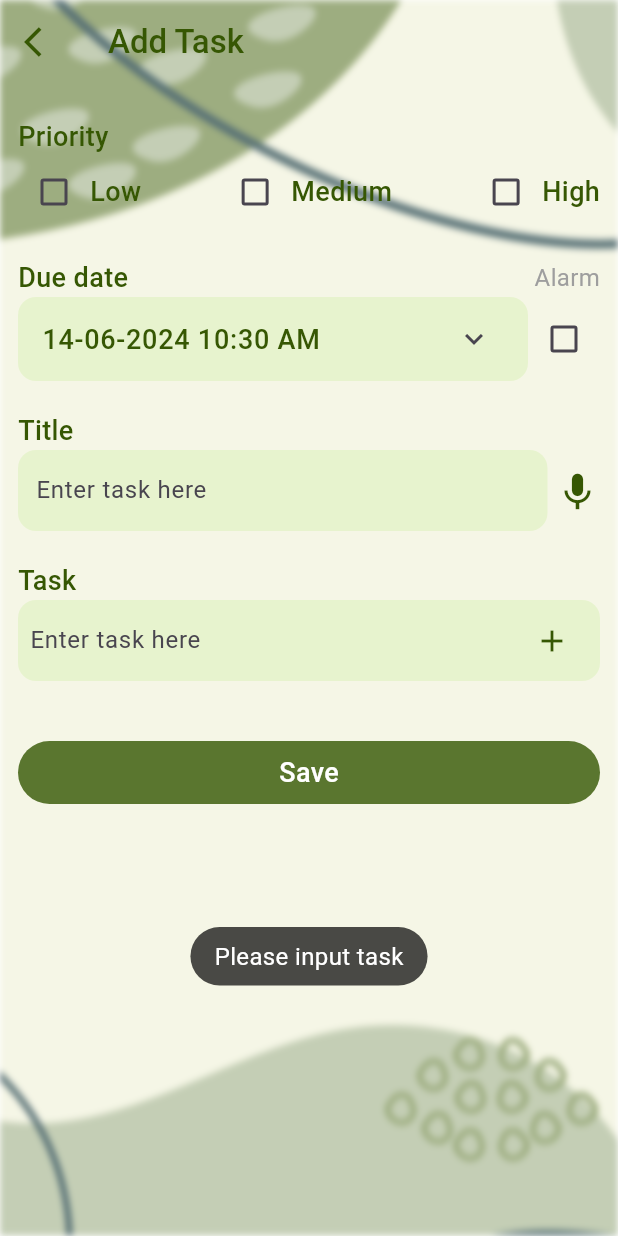
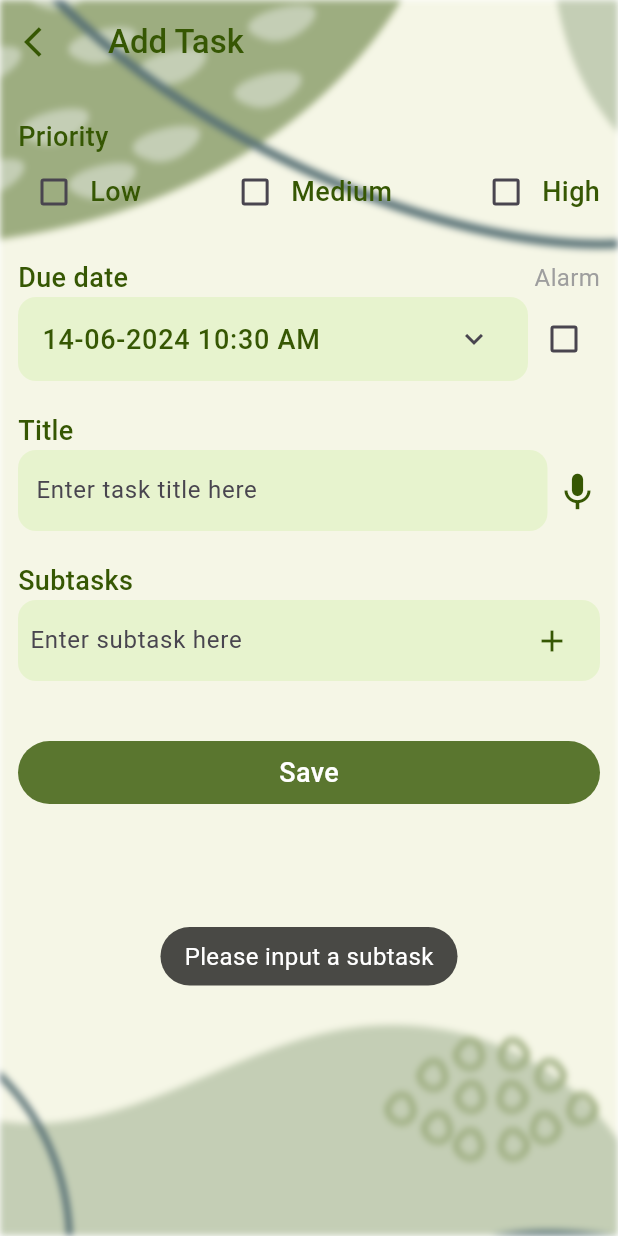
Before and after one commit to Theara-Mot/check-list, a Flutter app: the AddTask screen opened directly, after a tap on the "add" icon, on a phone screen of 412 x 824 dp. Run offline on Flutter 3.47's test engine with Material 3 defaults, Android fonts, the phone set to English and light mode, and no system bars; our stand-ins replace flutter_riverpod, google_fonts, hooks_riverpod, shared_preferences, speech_to_text; accounts and stored records are empty.

Commit message:
local storage

```diff
--- a/lib/screen/add_task.dart
+++ b/lib/screen/add_task.dart
@@ -1,5 +1,4 @@
 import 'dart:convert';
-
 import 'package:flutter/cupertino.dart';
 import 'package:flutter/material.dart';
 import 'package:intl/intl.dart';
@@ -28,8 +27,10 @@ class _AddTaskState extends State<AddTask> {
   bool _isListening = false;
   bool _isPermissionGranted = false;
   final List<Task> _taskList = [];
+  final List<SubTask> _subtasks = [];
   int _selectedPriorityIndex = -1;
   bool isAlarm = false;
+
   Future<void> _requestPermission() async {
     bool permission = await _speech.initialize(
       onError: (e) => print('Error: $e'),
@@ -124,7 +125,6 @@ class _AddTaskState extends State<AddTask> {
     _loadTasks(); // Load tasks on initialization
   }
 
-
   Future<void> _loadTasks() async {
     SharedPreferences prefs = await SharedPreferences.getInstance();
     String? taskListJson = prefs.getString('tasks');
@@ -144,10 +144,21 @@ class _AddTaskState extends State<AddTask> {
   }
 
   Future<void> _addTask() async {
-    if (_taskController.text.isNotEmpty) {
+    if (_formKey.currentState!.validate()) {
       setState(() {
-        _taskList.add(Task(title: _taskController.text, dueDate: null));
+        _taskList.add(Task(
+          title: _titleController.text,
+          dueDate: DateFormat('dd-MM-yyyy HH:mm a').format(_selectedDate),
+          isAlarm: isAlarm,
+          priority: _selectedPriorityIndex,
+          subtasks: _subtasks,
+        ));
+        _titleController.clear();
         _taskController.clear();
+        _selectedPriorityIndex = -1;
+        isAlarm = false;
+        _selectedDate = DateTime.now();
+        _subtasks.clear();
       });
       await _saveTasks(); // Save tasks after adding a new task
     }
@@ -236,7 +247,7 @@ class _AddTaskState extends State<AddTask> {
                         value: isAlarm,
                         onChanged: (bool? value) {
                           setState(() {
-                            isAlarm = !isAlarm;
+                            isAlarm = value!;
                           });
                         },
                       ),
@@ -266,7 +277,7 @@ class _AddTaskState extends State<AddTask> {
                             child: TextFormField(
                               controller: _titleController,
                               decoration: InputDecoration(
-                                hintText: 'Enter task here',
+                                hintText: 'Enter task title here',
                                 border: InputBorder.none,
                                 contentPadding: EdgeInsets.zero,
                               ),
@@ -276,7 +287,7 @@ class _AddTaskState extends State<AddTask> {
                       ),
                       SizedBox(width: 5),
                       GestureDetector(
-                        onTap: null,
+                        onTap: _listen,
                         child: Icon(
                           Icons.keyboard_voice_sharp,
                           size: 30,
@@ -286,7 +297,7 @@ class _AddTaskState extends State<AddTask> {
                     ],
                   ),
                   SizedBox(height: 20),
-                  Text('Task', style: bodyMedium),
+                  Text('Subtasks', style: bodyMedium),
                   Card(
                     elevation: 0,
                     color: themeNotifier.containerColor,
@@ -302,7 +313,7 @@ class _AddTaskState extends State<AddTask> {
                               keyboardType: TextInputType.multiline,
                               controller: _taskController,
                               decoration: InputDecoration(
-                                hintText: 'Enter task here',
+                                hintText: 'Enter subtask here',
                                 border: InputBorder.none,
                                 contentPadding: EdgeInsets.zero,
                               ),
@@ -313,9 +324,12 @@ class _AddTaskState extends State<AddTask> {
                             onPressed: () {
                               if (_taskController.text.isEmpty) {
                                 FocusScope.of(context).unfocus();
-                                ToastWidget.show(context, 'Please input task');
+                                ToastWidget.show(context, 'Please input a subtask');
                               } else {
-                                _addTask();
+                                setState(() {
+                                  _subtasks.add(SubTask(title: _taskController.text, status: false));
+                                  _taskController.clear();
+                                });
                               }
                             },
                           ),
@@ -323,21 +337,8 @@ class _AddTaskState extends State<AddTask> {
                       ),
                     ),
                   ),
-                  if (_taskList.length > 1) SizedBox(height: 5),
-                  if (_taskList.length > 1)
-                    Row(
-                      mainAxisAlignment: MainAxisAlignment.spaceBetween,
-                      children: [
-                        Text(
-                          'Hold to reorder',
-                          style: bodySmall,
-                        ),
-                        Text(
-                          'Swipe right to remove item',
-                          style: bodySmall,
-                        ),
-                      ],
-                    ),
+                  if (_subtasks.isNotEmpty) SizedBox(height: 5),
+                  if (_subtasks.isNotEmpty)
                     Container(
                       decoration: BoxDecoration(
                         borderRadius: BorderRadius.circular(10),
@@ -351,46 +352,19 @@ class _AddTaskState extends State<AddTask> {
                             if (newIndex > oldIndex) {
                               newIndex -= 1;
                             }
-                          final item = _taskList.removeAt(oldIndex);
-                          _taskList.insert(newIndex, item);
+                            final item = _subtasks.removeAt(oldIndex);
+                            _subtasks.insert(newIndex, item);
                           });
-                        _saveTasks(); // Save tasks after reordering
                         },
                         children: [
-                        for (int index = 0; index < _taskList.length; index++)
-                          Dismissible(
-                            key: Key(_taskList[index].title),
-                            direction: DismissDirection.endToStart,
-                            onDismissed: (direction) {
-                              _removeTask(index);
-                            },
-                            background: Container(
-                              color: Colors.redAccent,
-                              child: Align(
-                                alignment: Alignment.centerRight,
-                                child: Padding(
-                                  padding: const EdgeInsets.symmetric(
-                                      horizontal: 20),
-                                  child: Icon(Icons.delete, color: Colors.white),
+                          for (int index = 0; index < _subtasks.length; index++)
+                            ListTile(
+                              key: Key(_subtasks[index].title),
+                              title: Text(
+                                _subtasks[index].title,
+                                style: bodyMedium,
                               ),
-                              ),
-                            ),
-                            child: ListTile(
-                              title: Text(
-                                _taskList[index].title,
-                                style: bodyMedium.copyWith(
-                                  decoration: _taskList[index].isCompleted
-                                      ? TextDecoration.lineThrough
-                                      : null,
-                                ),
-                              ),
-                              leading: Checkbox(
-                                value: false,
-                                onChanged: (bool? value) {
-                                  // No action on Checkbox change
-                                },
-                              ),
-                            ),
+                              trailing: Icon(Icons.drag_handle, color: iconColor),
                             ),
                         ],
                       ),
@@ -405,7 +379,7 @@ class _AddTaskState extends State<AddTask> {
                     child: InkWell(
                       splashColor: Colors.blueAccent,
                       borderRadius: BorderRadius.circular(30),
-                      onTap: _saveTasks,
+                      onTap: _addTask,
                       child: Padding(
                         padding: EdgeInsets.all(8.0),
                         child: Center(
@@ -454,3 +428,66 @@ class _AddTaskState extends State<AddTask> {
     );
   }
 }
+
+class Task {
+  String title;
+  String? dueDate;
+  bool isAlarm;
+  int priority;
+  List<SubTask> subtasks;
+
+  Task({
+    required this.title,
+    this.dueDate,
+    this.isAlarm = false,
+    this.priority = -1,
+    this.subtasks = const [],
+  });
+
+  factory Task.fromJson(Map<String, dynamic> json) {
+    return Task(
+      title: json['title'],
+      dueDate: json['dueDate'].toString() ??'',
+      isAlarm: json['isAlarm'] ?? false,
+      priority: json['priority'] ?? -1,
+      subtasks: (json['subtasks'] as List<dynamic>?)
+              ?.map((subtaskJson) => SubTask.fromJson(subtaskJson))
+              .toList() ??
+          [],
+    );
+  }
+
+  Map<String, dynamic> toJson() {
+    return {
+      'title': title,
+      'dueDate': dueDate,
+      'isAlarm': isAlarm,
+      'priority': priority,
+      'subtasks': subtasks.map((subtask) => subtask.toJson()).toList(),
+    };
+  }
+}
+
+class SubTask {
+  String title;
+  bool status;
+
+  SubTask({
+    required this.title,
+    this.status = false,
+  });
+
+  factory SubTask.fromJson(Map<String, dynamic> json) {
+    return SubTask(
+      title: json['title'],
+      status: json['status'] ?? false,
+    );
+  }
+
+  Map<String, dynamic> toJson() {
+    return {
+      'title': title,
+      'status': status,
+    };
+  }
+}
--- a/lib/screen/home_screen.dart
+++ b/lib/screen/home_screen.dart
@@ -1,16 +1,14 @@
 import 'dart:convert';
-
 import 'package:checklist/providers/theme_notifier.dart';
 import 'package:checklist/screen/add_task.dart';
 import 'package:checklist/screen/drawer/custom_drawer.dart';
-import 'package:checklist/screen/task_screen.dart';
 import 'package:checklist/themes/build_theme.dart';
 import 'package:checklist/widgets/build_background.dart';
 import 'package:flutter/cupertino.dart';
 import 'package:flutter/material.dart';
 import 'package:hooks_riverpod/hooks_riverpod.dart';
+import 'package:shared_preferences/shared_preferences.dart';
 import 'package:intl/intl.dart';
-import 'package:shared_preferences/shared_preferences.dart';
 
 import '../models/task.dart';
 
@@ -23,16 +21,12 @@ class HomeScreen extends StatefulWidget {
 
 class _HomeScreenState extends State<HomeScreen> {
   TextEditingController searchController = TextEditingController();
-  List<bool> isCollapsed = []; // Initial state for collapse/expand
-  List<Task> _taskList = []; // List to store loaded tasks
+  List<Task> _taskList = [];
+  List<bool> isCollapsed = [];
 
   @override
   void initState() {
     super.initState();
-    setState(() {
-
-    });
-    isCollapsed = List.generate(_taskList.length, (_) => true);
     _loadTasks();
   }
 
@@ -41,13 +35,12 @@ class _HomeScreenState extends State<HomeScreen> {
     String? taskListJson = prefs.getString('tasks');
     if (taskListJson != null) {
       List<dynamic> decoded = jsonDecode(taskListJson);
-      List<Task> tasks = decoded.map((taskJson) => Task.fromJson(taskJson)).toList();
       setState(() {
-        _taskList = tasks;
+        _taskList = decoded.map((taskJson) => Task.fromJson(taskJson)).toList();
+        isCollapsed = List.generate(_taskList.length, (_) => true); // Initialize collapse state
       });
     }
   }
-
 
   void _showBottomModal(BuildContext context) {
     showModalBottomSheet(
@@ -122,8 +115,7 @@ class _HomeScreenState extends State<HomeScreen> {
     Color iconColor = themeNotifier.iconColor;
     Color buttonColor = themeNotifier.buttonColor;
     Color containerColor = themeNotifier.themeData.cardTheme.color ?? Colors.white;
-    print(_taskList.length);
-    isCollapsed = List.generate(_taskList.length, (_) => true);
+
     return AppBackground(
       backgroundImage: themeNotifier.backgroundImage,
       child: Scaffold(
@@ -155,9 +147,7 @@ class _HomeScreenState extends State<HomeScreen> {
             Navigator.push(
               context,
               MaterialPageRoute(builder: (context) => AddTask()),
-            ).then((_) {
-              _loadTasks(); // Reload tasks when returning from AddTask screen
-            });
+            );
           },
           child: Icon(Icons.add),
         ),
@@ -173,13 +163,18 @@ class _HomeScreenState extends State<HomeScreen> {
                 child: Padding(
                   padding: const EdgeInsets.symmetric(vertical: 3, horizontal: 8),
                   child: TextFormField(
-                    keyboardType: TextInputType.number,
+                    keyboardType: TextInputType.text,
                     controller: searchController,
                     decoration: InputDecoration(
                       hintText: 'Search here  . . . ',
                       border: InputBorder.none,
                       contentPadding: EdgeInsets.zero,
                     ),
+                    onChanged: (value) {
+                      setState(() {
+                        // Implement search functionality here if needed
+                      });
+                    },
                   ),
                 ),
               ),
@@ -202,26 +197,27 @@ class _HomeScreenState extends State<HomeScreen> {
                             children: [
                               Checkbox(
                                 activeColor: buttonColor,
-                                value: task.isCompleted,
+                                value: task.isAlarm,
                                 onChanged: (newValue) {
                                   setState(() {
-                                    task.isCompleted = newValue!;
+                                    task.isAlarm = newValue ?? false;
+                                    // Save updated task state
                                   });
-                                  // TODO: Update task completion status in storage
                                 },
                               ),
                               Column(
                                 crossAxisAlignment: CrossAxisAlignment.start,
                                 children: [
                                   Text(task.title, style: bodyMedium),
-                                  Text(
-                                    DateFormat('yyyy-MM-dd HH:mm').format(task.dueDate ?? DateTime.now()),
-                                    style: bodySmall,
-                                  ),
+                                  if (task.dueDate != null)
+                                    Text(
+                                      DateFormat('dd-MM-yyyy HH:mm a').format(task.dueDate!),
+                                      style: bodySmall,
+                                    ),
                                 ],
                               ),
                               Spacer(),
-                              Text('0/4', style: body),
+                              Text('${task.subtasks.where((subtask) => subtask.status).length}/${task.subtasks.length}', style: body),
                               SizedBox(width: 8),
                               CircleAvatar(
                                 backgroundColor: Colors.grey.withOpacity(0.1),
@@ -245,18 +241,22 @@ class _HomeScreenState extends State<HomeScreen> {
                               padding: EdgeInsets.only(left: 30),
                               physics: NeverScrollableScrollPhysics(),
                               shrinkWrap: true,
-                              itemCount: 5,
-                              itemBuilder: (context, index) {
+                              itemCount: task.subtasks.length,
+                              itemBuilder: (context, subIndex) {
+                                SubTask subtask = task.subtasks[subIndex];
                                 return Row(
                                   children: [
                                     Checkbox(
                                       activeColor: buttonColor,
-                                      value: false,
+                                      value: subtask.status,
                                       onChanged: (newValue) {
-                                        // Handle checkbox state change
+                                        setState(() {
+                                          subtask.status = newValue ?? false;
+                                          // Save updated subtask state
+                                        });
                                       },
                                     ),
-                                    Text('data ${index + 1}')
+                                    Text(subtask.title)
                                   ],
                                 );
                               },
@@ -277,3 +277,66 @@ class _HomeScreenState extends State<HomeScreen> {
     );
   }
 }
+
+class Task {
+  String title;
+  DateTime? dueDate;
+  bool isAlarm;
+  int priority;
+  List<SubTask> subtasks;
+
+  Task({
+    required this.title,
+    this.dueDate,
+    this.isAlarm = false,
+    this.priority = -1,
+    this.subtasks = const [],
+  });
+
+  factory Task.fromJson(Map<String, dynamic> json) {
+    return Task(
+      title: json['title'],
+      dueDate: json['dueDate'] != null ? DateTime.parse(json['dueDate']) : null,
+      isAlarm: json['isAlarm'] ?? false,
+      priority: json['priority'] ?? -1,
+      subtasks: (json['subtasks'] as List<dynamic>?)
+              ?.map((subtaskJson) => SubTask.fromJson(subtaskJson))
+              .toList() ??
+          [],
+    );
+  }
+
+  Map<String, dynamic> toJson() {
+    return {
+      'title': title,
+      'dueDate': dueDate?.toIso8601String(),
+      'isAlarm': isAlarm,
+      'priority': priority,
+      'subtasks': subtasks.map((subtask) => subtask.toJson()).toList(),
+    };
+  }
+}
+
+class SubTask {
+  String title;
+  bool status;
+
+  SubTask({
+    required this.title,
+    this.status = false,
+  });
+
+  factory SubTask.fromJson(Map<String, dynamic> json) {
+    return SubTask(
+      title: json['title'],
+      status: json['status'] ?? false,
+    );
+  }
+
+  Map<String, dynamic> toJson() {
+    return {
+      'title': title,
+      'status': status,
+    };
+  }
+}
```
Lines whose indentation alone changed are shown as unchanged.
